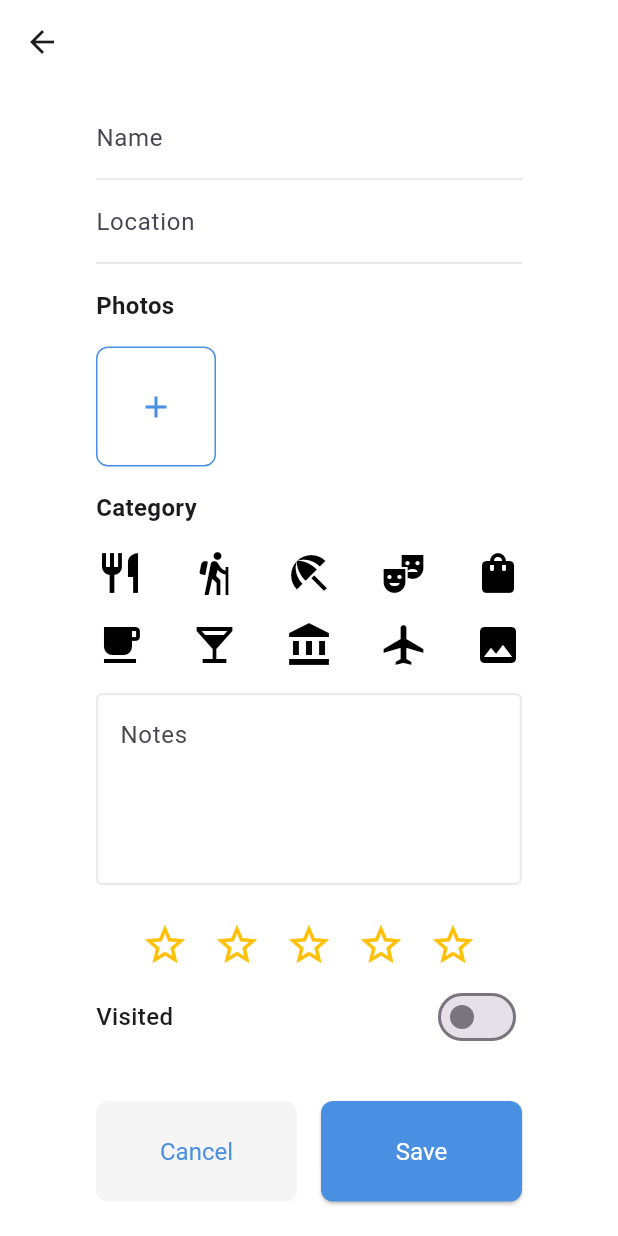
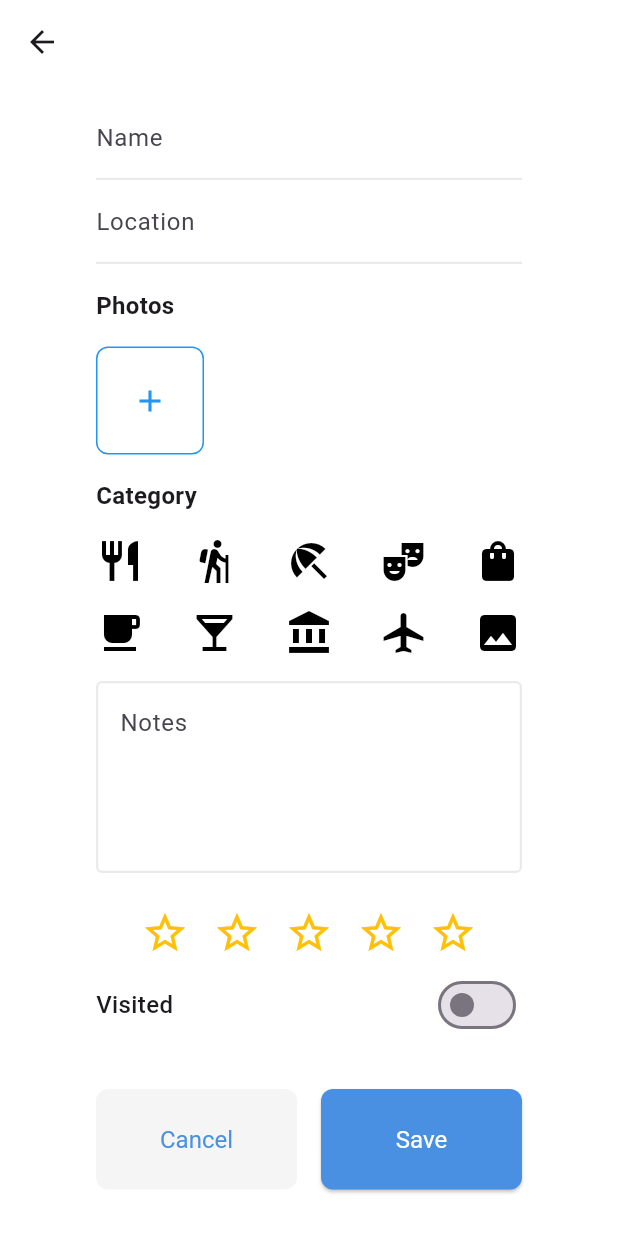
Before and after one commit to LeblancJames/Memora, a Flutter app: the screen it shows after launch, after a tap on the "add" icon, on a phone screen of 412 x 824 dp. Run offline on Flutter 3.47's test engine with Material 3 defaults, Android fonts, the phone set to English and light mode, and no system bars; our stand-ins replace flutter_slidable, image_picker, sqflite, sqflite_common_ffi; accounts and stored records are empty.

Commit message:
photo functionality

```diff
--- a/lib/activity_details.dart
+++ b/lib/activity_details.dart
@@ -1,6 +1,11 @@
+import 'dart:io';
+
 import 'package:flutter/material.dart';
+import 'package:image_picker/image_picker.dart';
 import 'package:memora/databases/database_service.dart';
 import 'package:memora/models/activity_model.dart';
+import 'package:path/path.dart' as path;
+import 'package:path_provider/path_provider.dart';
 
 class ActivityDetails extends StatefulWidget {
   final Activity? activity;
@@ -16,7 +21,7 @@ class _ActivityDetailsState extends State<ActivityDetails> {
   var notesController = TextEditingController();
   var selectedCategoryIndex = List<bool>.filled(5, false);
   var selectedCategoryIndexTwo = List<bool>.filled(5, false);
-
+  final List<File> photos = [];
   int rating = 0;
   bool isVisited = false;
 
@@ -51,6 +56,10 @@ class _ActivityDetailsState extends State<ActivityDetails> {
     selectedCategoryIndexTwo = widget.activity!.categoriesTwo.toList();
     rating = widget.activity!.rating.toInt();
     isVisited = widget.activity!.visited;
+
+    if (widget.activity?.photoPaths != null) {
+      photos.addAll(widget.activity!.photoPaths.map((path) => File(path)));
+    }
   }
 
   @override
@@ -72,6 +81,8 @@ class _ActivityDetailsState extends State<ActivityDetails> {
   void addActivity() async {
     Activity newActivity;
     String name = nameController.text;
+    final imagePaths = photos.map((file) => file.path).toList();
+
     if (name.isEmpty) {
       ScaffoldMessenger.of(context).showSnackBar(
         SnackBar(
@@ -91,6 +102,7 @@ class _ActivityDetailsState extends State<ActivityDetails> {
         notes: notesController.text,
         rating: rating,
         visited: isVisited,
+        photoPaths: imagePaths,
       );
       if (newActivity.id == 0) {
         await insertActivity(newActivity);
@@ -100,6 +112,47 @@ class _ActivityDetailsState extends State<ActivityDetails> {
       // ignore: use_build_context_synchronously
       Navigator.pushNamed(context, '/');
     }
+  }
+
+  Future<void> addPhoto() async {
+    final picker = ImagePicker();
+
+    final source = await showModalBottomSheet<ImageSource>(
+      context: context,
+      builder:
+          (context) => SafeArea(
+            child: Column(
+              mainAxisSize: MainAxisSize.min,
+              children: [
+                ListTile(
+                  leading: const Icon(Icons.camera_alt),
+                  title: const Text('Take Photo'),
+                  onTap: () => Navigator.pop(context, ImageSource.camera),
+                ),
+                ListTile(
+                  leading: const Icon(Icons.photo),
+                  title: const Text('Choose from Gallery'),
+                  onTap: () => Navigator.pop(context, ImageSource.gallery),
+                ),
+              ],
+            ),
+          ),
+    );
+
+    if (source != null) {
+      final picked = await picker.pickImage(source: source, imageQuality: 80);
+      if (picked != null) {
+        final saved = await _saveImageToAppStorage(File(picked.path));
+        setState(() => photos.add(saved));
+      }
+    }
+  }
+
+  Future<File> _saveImageToAppStorage(File original) async {
+    final appDir = await getApplicationDocumentsDirectory();
+    final fileName = path.basename(original.path);
+    final savedImage = await original.copy('${appDir.path}/$fileName');
+    return savedImage;
   }
 
   @override
@@ -149,8 +202,40 @@ class _ActivityDetailsState extends State<ActivityDetails> {
               style: TextStyle(fontSize: 16, fontWeight: FontWeight.w600),
             ),
             const SizedBox(height: 16),
-            Row(children: [photoBox(icon: Icons.add)]),
+
+            Wrap(
+              spacing: 12,
+              runSpacing: 12,
+              children: [
+                // Add photo button
+                GestureDetector(
+                  onTap: addPhoto,
+                  child: Container(
+                    width: 72,
+                    height: 72,
+                    decoration: BoxDecoration(
+                      border: Border.all(color: Colors.blue),
+                      borderRadius: BorderRadius.circular(8),
+                    ),
+                    child: const Icon(Icons.add, color: Colors.blue),
+                  ),
+                ),
+                // Show selected photos
+                ...photos.map(
+                  (file) => ClipRRect(
+                    borderRadius: BorderRadius.circular(8),
+                    child: Image.file(
+                      file,
+                      width: 72,
+                      height: 72,
+                      fit: BoxFit.cover,
+                    ),
+                  ),
+                ),
+              ],
+            ),
             const SizedBox(height: 16),
+
             Text(
               "Category",
               style: TextStyle(fontSize: 16, fontWeight: FontWeight.w600),
--- a/lib/databases/database_service.dart
+++ b/lib/databases/database_service.dart
@@ -19,12 +19,17 @@ Future<Database> databaseService() async {
     onCreate: (db, version) {
       // Run the CREATE TABLE statement on the database.
       return db.execute(
-        'CREATE TABLE activities(id INTEGER PRIMARY KEY AUTOINCREMENT, name TEXT NOT NULL, location TEXT, categoriesOne TEXT NOT NULL, categoriesTwo TEXT NOT NULL, notes TEXT, rating INTEGER NOT NULL, visited INTEGER NOT NULL)',
+        'CREATE TABLE activities(id INTEGER PRIMARY KEY AUTOINCREMENT, name TEXT NOT NULL, location TEXT, categoriesOne TEXT NOT NULL, categoriesTwo TEXT NOT NULL, notes TEXT, rating INTEGER NOT NULL, visited INTEGER NOT NULL, photoPaths TEXT)',
       );
+    },
+    onUpgrade: (db, oldVersion, newVersion) async {
+      if (oldVersion < 5) {
+        await db.execute('ALTER TABLE activities ADD COLUMN photoPaths TEXT');
+      }
     },
     // Set the version. This executes the onCreate function and provides a
     // path to perform database upgrades and downgrades.
-    version: 3,
+    version: 5,
   );
   return database;
 }
@@ -40,10 +45,11 @@ Future<Database> databaseService() async {
 //     notes: 'abc',
 //     rating: 3,
 //     visited: true,
+//     photoPaths: [],
 //   );
 //   await insertActivity(hike);
 
-//   print(await getActivities());
+//   // print(await getActivities());
 
 //   // grocery = ToDoItem(id: grocery.id, name: grocery.name, description: 'beef');
 //   // await updateToDoItem(grocery);
--- a/lib/main.dart
+++ b/lib/main.dart
@@ -18,6 +18,7 @@ void initDatabase() {
 void main() {
   initDatabase();
   WidgetsFlutterBinding.ensureInitialized();
+  // buildDummy();
   runApp(const MyApp());
 }
 
@@ -108,6 +109,7 @@ class MyHomePageState extends State<MyHomePage> {
                         notes: '',
                         rating: 0,
                         visited: false,
+                        photoPaths: [],
                       ),
                     ),
               ),
--- a/lib/modals/sort_modal.dart
+++ b/lib/modals/sort_modal.dart
@@ -65,7 +65,7 @@ void showSortModal({
                       onSelected(filter);
                     },
                   );
-                }).toList(),
+                }),
               ],
             ),
           );
--- a/lib/models/activity_model.dart
+++ b/lib/models/activity_model.dart
@@ -7,12 +7,12 @@ class Activity {
   final int? id;
   final String name;
   final String? location;
-  //add photos?
   final List<bool> categoriesOne;
   final List<bool> categoriesTwo;
   final String? notes;
   final int rating;
   final bool visited;
+  final List<String> photoPaths;
 
   Activity({
     required this.id,
@@ -24,6 +24,7 @@ class Activity {
     this.notes,
     required this.rating,
     required this.visited,
+    required this.photoPaths,
   });
 
   Map<String, Object?> toMap() {
@@ -36,6 +37,7 @@ class Activity {
       'notes': notes,
       'rating': rating,
       'visited': visited ? 1 : 0,
+      'photoPaths': photoPaths.join(','),
     };
   }
 
@@ -51,6 +53,10 @@ class Activity {
       visited:
           map['visited'] ==
           1, //if visisted equals 1, return true else return false essentially converting back to bool
+      photoPaths:
+          map['photoPaths'] == null || (map['photoPaths'] as String).isEmpty
+              ? []
+              : (map['photoPaths'] as String).split(','),
     );
   }
 
--- a/pubspec.yaml
+++ b/pubspec.yaml
@@ -2,7 +2,7 @@ name: memora
 description: "A new Flutter project."
 # The following line prevents the package from being accidentally published to
 # pub.dev using `flutter pub publish`. This is preferred for private packages.
-publish_to: 'none' # Remove this line if you wish to publish to pub.dev
+publish_to: "none" # Remove this line if you wish to publish to pub.dev
 
 # The following defines the version and build number for your application.
 # A version number is three numbers separated by dots, like 1.2.43
@@ -38,6 +38,8 @@ dependencies:
   sqflite: ^2.4.2
   path: ^1.9.1
   sqflite_common_ffi: ^2.3.5
+  image_picker: ^1.0.4
+  path_provider: ^2.1.1
 
 dev_dependencies:
   flutter_test:
@@ -55,7 +57,6 @@ dev_dependencies:
 
 # The following section is specific to Flutter packages.
 flutter:
-
   # The following line ensures that the Material Icons font is
   # included with your application, so that you can use the icons in
   # the material Icons class.
```
Also changed, not shown: pubspec.lock, 6 other files.
